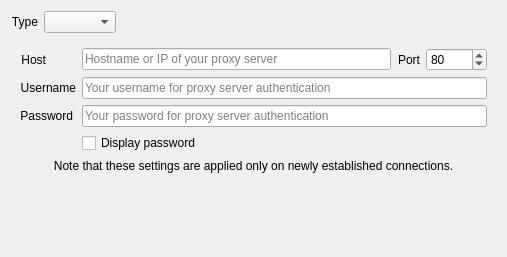
Old version of the form src/librssguard/gui/reusable/networkproxydetails.ui in the repository martinrotter/rssguard.
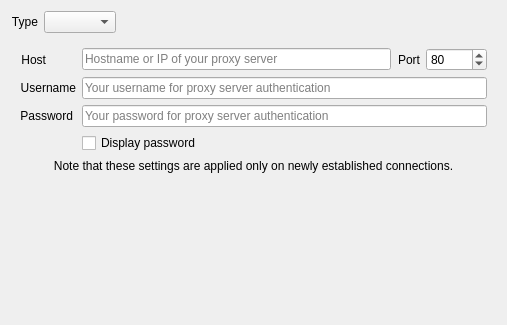
New version of the form.

```diff
--- a/src/librssguard/gui/reusable/networkproxydetails.ui
+++ b/src/librssguard/gui/reusable/networkproxydetails.ui
@@ -7,7 +7,7 @@
     <x>0</x>
     <y>0</y>
     <width>507</width>
-    <height>257</height>
+    <height>325</height>
    </rect>
   </property>
   <property name="windowTitle">
@@ -142,19 +142,6 @@
         </property>
        </widget>
       </item>
-      <item row="5" column="0" colspan="2">
-       <spacer name="verticalSpacer_2">
-        <property name="orientation">
-         <enum>Qt::Vertical</enum>
-        </property>
-        <property name="sizeHint" stdset="0">
-         <size>
-          <width>20</width>
-          <height>40</height>
-         </size>
-        </property>
-       </spacer>
-      </item>
      </layout>
     </widget>
    </item>
```
